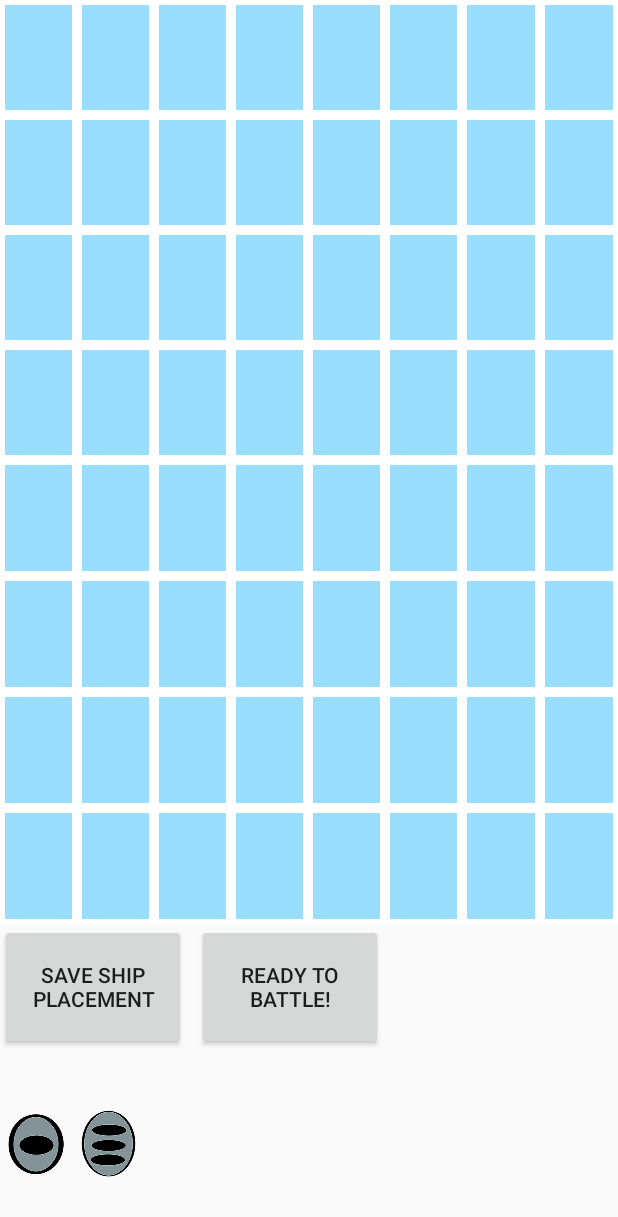
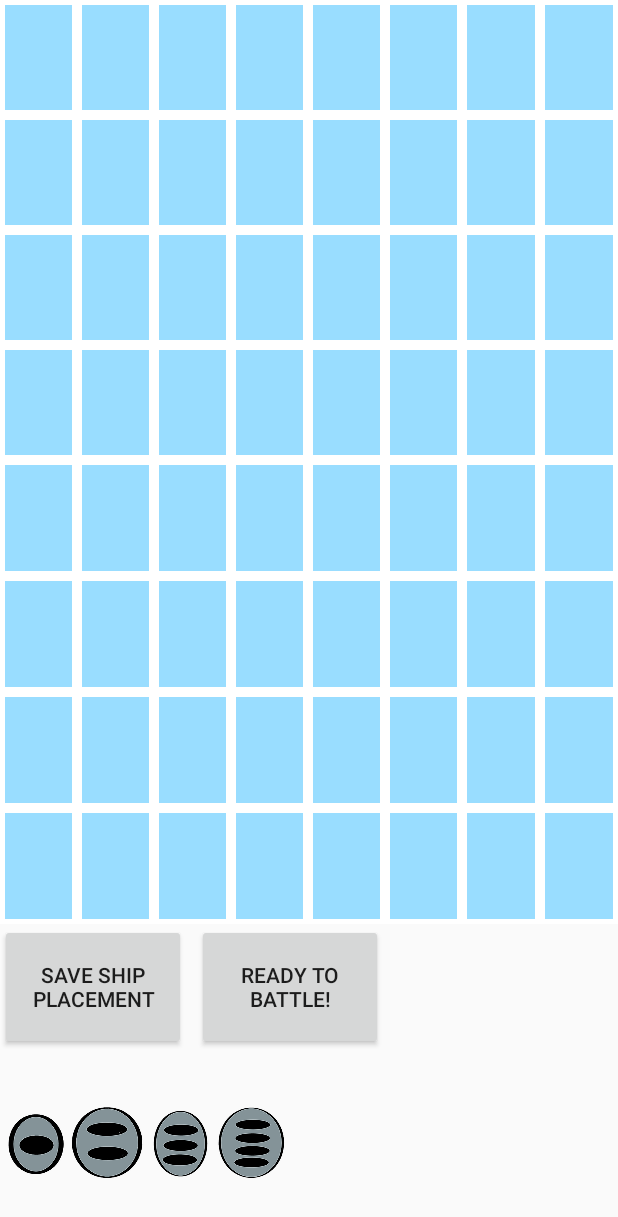
Before and after one commit to MarcBrejner/Battleshots, an Android app: the setupActivity screen opened directly, with no data from a screen before it, on a phone screen of 412 x 824 dp. Shown: the top 1217 px of the screen. Run offline under Robolectric (Android 15) with nearby library versions, the phone set to English and light mode, and no system bars; our stand-ins replace Firebase (no records; nobody signed in at launch, a user with empty details on screens opened directly).

Commit message:
Ship 2 and 4 are now part of the game

```diff
--- a/app/src/main/res/layout/content_setup_map.xml
+++ b/app/src/main/res/layout/content_setup_map.xml
@@ -679,12 +679,12 @@
 
     </RelativeLayout>
     <GridLayout
-            android:layout_width="113dp"
+            android:layout_width="254dp"
             android:layout_height="124dp"
             android:layout_alignParentStart="true"
             android:columnCount="4"
             android:orientation="horizontal"
-            android:rowCount="4">
+            android:rowCount="1">
 
         <ImageView
                 android:id="@+id/ship_one"
@@ -693,11 +693,26 @@
                 android:src="@mipmap/ship_one"
         />
         <ImageView
+                android:src="@mipmap/ship_two"
+                android:layout_width="wrap_content"
+                android:layout_height="match_parent"
+                android:id="@+id/ship_two"
+                android:layout_row="0" android:layout_column="1"/>
+
+        <ImageView
                 android:src="@mipmap/ship_three"
                 android:layout_width="wrap_content"
                 android:layout_height="match_parent"
                 android:id="@+id/ship_three"
-        />
+                android:layout_row="0" android:layout_column="2"/>
+
+        <ImageView
+                android:src="@mipmap/ship_four"
+                android:layout_width="wrap_content"
+                android:layout_height="match_parent"
+                android:id="@+id/ship_four"
+                android:layout_row="0" android:layout_column="3"/>
+
 
     </GridLayout>
 
```
Also changed, not shown: app/src/main/java/com/example/battleshots/setupActivity.java (+137 -53 lines).
